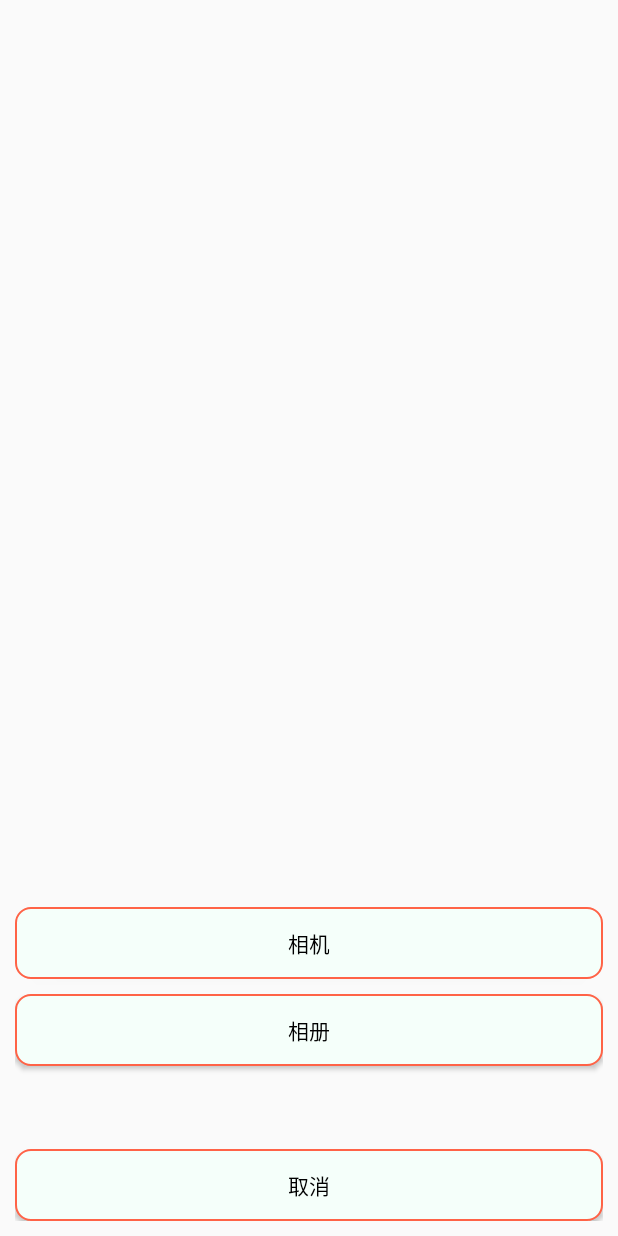
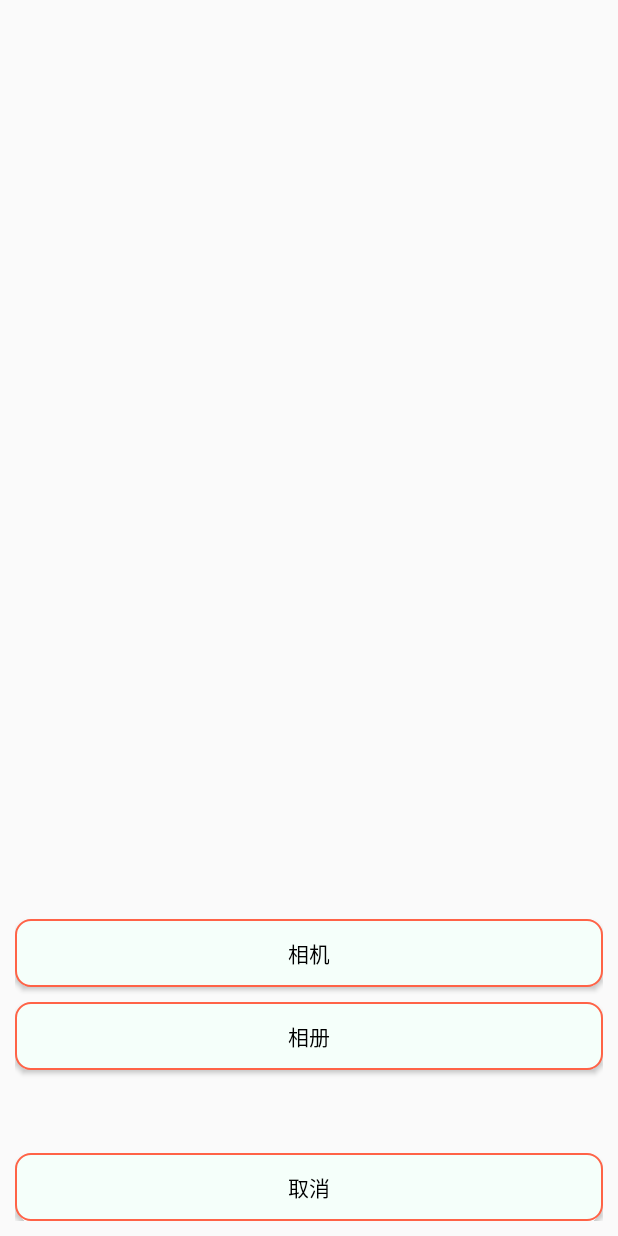
Before and after one commit to aswddads/granatePro, an Android app: the layout dialog_photo.xml on its own in the app's theme, with its tools: preview values and no code run, on a phone screen of 412 x 824 dp. Run offline under Robolectric (Android 15) with nearby library versions, the phone set to English and light mode, and no system bars; Roboto replaces fonts that are not available here.

Commit message:
部分bug修复

```diff
--- a/app/src/main/java/com/tjun/www/granatepro/ui/mine/ForgetActivity.java
+++ b/app/src/main/java/com/tjun/www/granatepro/ui/mine/ForgetActivity.java
@@ -1,5 +1,6 @@
 package com.tjun.www.granatepro.ui.mine;
 
+import android.annotation.SuppressLint;
 import android.app.Dialog;
 import android.content.Intent;
 import android.os.Bundle;
@@ -113,9 +114,11 @@ public class ForgetActivity extends BaseActivity {
                                 ToastUtils.showShort(ForgetActivity.this, "验证码已发送到您手机上");
 
                                 mCompositeDisposable.add(countDown(58).doOnSubscribe(new Consumer<Disposable>() {
+                                    @SuppressLint("ResourceAsColor")
                                     @Override
                                     public void accept(@NonNull Disposable disposable) throws Exception {
                                         mBtnCheck.setClickable(false);
+                                        mBtnCheck.setTextColor(R.color.black_bg);
                                         mBtnCheck.setText("59秒后可重发");
                                         mBtnCheck.setBackgroundResource(R.drawable.btn_number_send);
                                     }
@@ -131,10 +134,12 @@ public class ForgetActivity extends BaseActivity {
 
                                     }
 
+                                    @SuppressLint("ResourceAsColor")
                                     @Override
                                     public void onComplete() {
                                         mBtnCheck.setClickable(true);
                                         mBtnCheck.setText("重新获取验证码");
+                                        mBtnCheck.setTextColor(R.color.colorPrimary);
                                         mBtnCheck.setBackgroundResource(R.drawable.button_bg);
                                     }
                                 }));
@@ -169,6 +174,7 @@ public class ForgetActivity extends BaseActivity {
                                        // SpUtils.putBoolean(ForgetActivity.this,Constants.IS_KEEP_PASS,false);
                                         SpUtils.putBoolean(ForgetActivity.this,Constants.IS_LOGIN,false);
                                         SpUtils.putString(ForgetActivity.this,Constants.PASS_WORD,"");
+                                        ToastUtils.showShort(ForgetActivity.this, "重置密码成功");
                                         startActivity(new Intent(ForgetActivity.this,LoginActivity.class));
                                         dialog.dismiss();
                                         finish();
--- a/app/src/main/res/drawable/btn_number_send.xml
+++ b/app/src/main/res/drawable/btn_number_send.xml
@@ -5,7 +5,7 @@
     <corners android:radius="10dp" />
 
     <!--填充-->
-    <solid android:color="@color/tab_unselect" />
+    <solid android:color="@color/view_bg" />
 
     <!-- 矩形的边框的宽度,每段虚线的长度，和两段虚线之间的颜色和颜色 -->
     <stroke
--- a/app/src/main/res/layout/activity_forget_password.xml
+++ b/app/src/main/res/layout/activity_forget_password.xml
@@ -14,6 +14,7 @@
         android:text="忘记密码"
         android:layout_width="match_parent"
         android:layout_height="45dp" />
+
 
     <EditText
         android:padding="@dimen/dp_10"
@@ -48,7 +49,7 @@
         android:layout_height="wrap_content" />
 
     <LinearLayout
-        android:padding="@dimen/dp_10"
+        android:paddingTop="10dp"
         android:orientation="horizontal"
         android:layout_width="match_parent"
         android:layout_height="wrap_content">
@@ -57,13 +58,14 @@
             android:textSize="16sp"
             android:background="@drawable/edit_bg"
             android:layout_weight="5"
-            android:hint="输入验证码"
+            android:hint="  输入验证码"
             android:id="@+id/et_check_number"
             android:layout_width="0dp"
             android:layout_height="match_parent" />
 
         <Button
             android:textSize="15sp"
+            android:textColor="@color/colorPrimary"
             android:layout_marginLeft="10dp"
             android:background="@drawable/button_bg"
             android:layout_weight="2"
--- a/app/src/main/res/layout/activity_register.xml
+++ b/app/src/main/res/layout/activity_register.xml
@@ -87,7 +87,7 @@
                 android:layout_height="wrap_content" />
 
             <LinearLayout
-                android:layout_marginTop="@dimen/dp_4"
+                android:layout_marginTop="8dp"
                 android:orientation="horizontal"
                 android:layout_width="match_parent"
                 android:layout_height="wrap_content">
@@ -109,6 +109,7 @@
                     android:background="@drawable/button_bg"
                     android:layout_weight="2"
                     android:text="发送验证码"
+                    android:textSize="16sp"
                     android:id="@+id/btn_check"
                     android:layout_width="0dp"
                     android:layout_height="match_parent" />
--- a/app/src/main/res/layout/dialog_photo.xml
+++ b/app/src/main/res/layout/dialog_photo.xml
@@ -10,7 +10,7 @@
     <Button
         android:id="@+id/btn_camera"
         android:layout_width="match_parent"
-        android:layout_height="wrap_content"
+        android:layout_height="45dp"
         android:background="@drawable/button_bg"
         android:text="相机"
         android:textColor="@android:color/black"/>
@@ -18,7 +18,7 @@
     <Button
         android:id="@+id/btn_picture"
         android:layout_width="match_parent"
-        android:layout_height="wrap_content"
+        android:layout_height="45dp"
         android:layout_marginBottom="10dp"
         android:layout_marginTop="10dp"
         android:background="@drawable/button_bg"
@@ -30,7 +30,7 @@
         android:layout_marginTop="45dp"
         android:id="@+id/btn_cancel"
         android:layout_width="match_parent"
-        android:layout_height="wrap_content"
+        android:layout_height="45dp"
         android:background="@drawable/button_bg"
         android:text="取消"
         android:textColor="@android:color/black"/>
--- a/app/src/main/res/values/colors.xml
+++ b/app/src/main/res/values/colors.xml
@@ -9,6 +9,7 @@
     <color name="news_tv_source_color">#a3a3a3</color>
 
     <color name="view_bg">#F5FFFA</color>
+    <color name="black_bg">@android:color/black</color>
 
     <color name="trans">@android:color/transparent</color>
 </resources>
```
Also changed, not shown: app/src/main/java/com/tjun/www/granatepro/bean/NewsArticleBean.java (+14 -14 lines), app/src/main/java/com/tjun/www/granatepro/bean/NewsCmppVideoBean.java (+8 -8 lines), app/src/main/java/com/tjun/www/granatepro/bean/NewsDetail.java (+4 -4 lines), app/src/main/java/com/tjun/www/granatepro/bean/NewsImagesBean.java (+11 -11 lines), app/src/main/java/com/tjun/www/granatepro/bean/VideoChannelBean.java (+4 -4 lines), app/src/main/java/com/tjun/www/granatepro/bean/VideoDetailBean.java (+4 -4 lines), gradle/wrapper/gradle-wrapper.properties.
